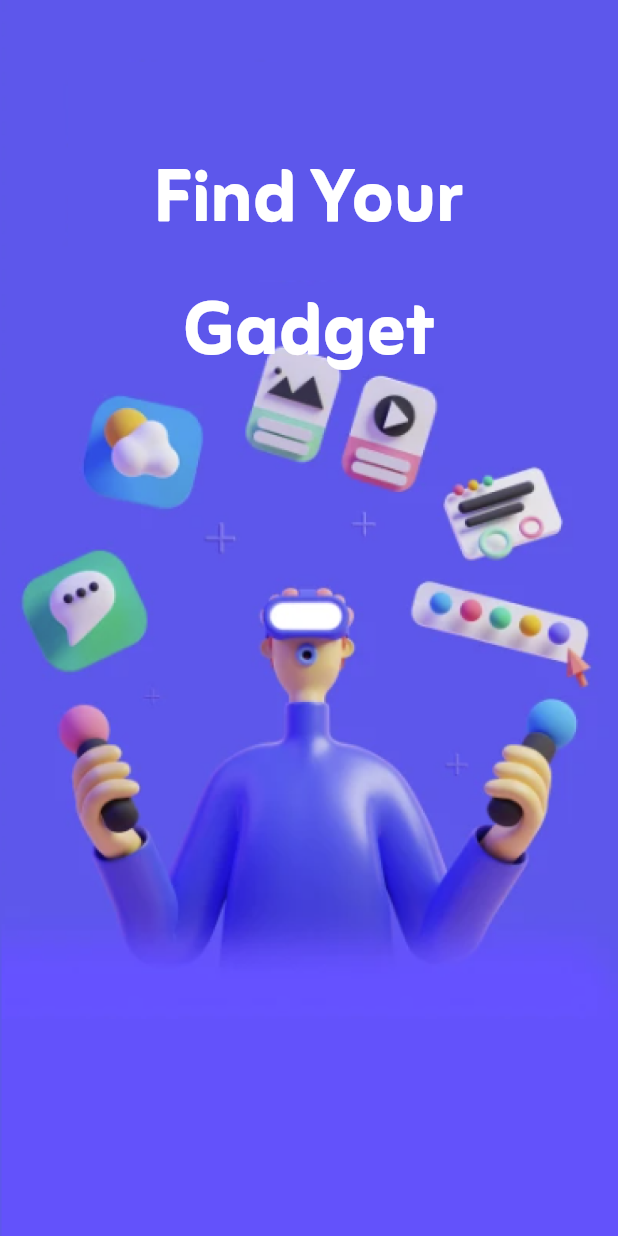
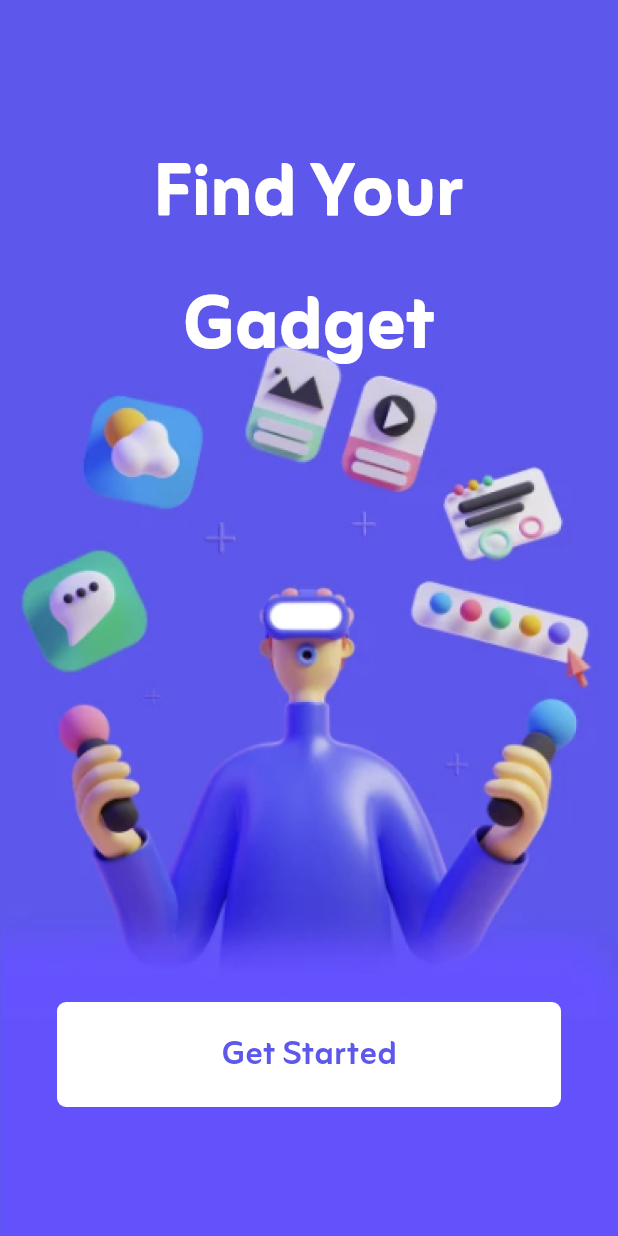
Before and after one commit to youssefhedefa/marketos, a Flutter app: the screen it shows after launch, on a phone screen of 412 x 824 dp. Run offline on Flutter 3.47's test engine with Material 3 defaults, Android fonts, the phone set to English and light mode, and no system bars.

Commit message:
Complete splash screen.

```diff
--- a/lib/features/splash/ui/splash_view.dart
+++ b/lib/features/splash/ui/splash_view.dart
@@ -21,18 +21,24 @@ class SplashView extends StatelessWidget {
               ),
             ),
           ),
-          const Padding(
-            padding: EdgeInsets.symmetric(horizontal: 36.0, vertical: 90),
+          Padding(
+            padding: const EdgeInsets.symmetric(horizontal: 38.0, vertical: 86),
             child: Column(
               mainAxisAlignment: MainAxisAlignment.start,
               mainAxisSize: MainAxisSize.max,
               children: [
-                Text(
+                const Text(
                   'Find Your Gadget',
                   textAlign: TextAlign.center,
                   style: AppFontStyleHelper.font62WhiteExtraBold,
                 ),
-                Spacer(),
+                const Spacer(),
+                CustomButton(
+                  onTap: () {},
+                  text: 'Get Started',
+                  textStyle: AppFontStyleHelper.font24PurpleRegular,
+                  color: Colors.white,
+                ),
               ],
             ),
           ),
```
